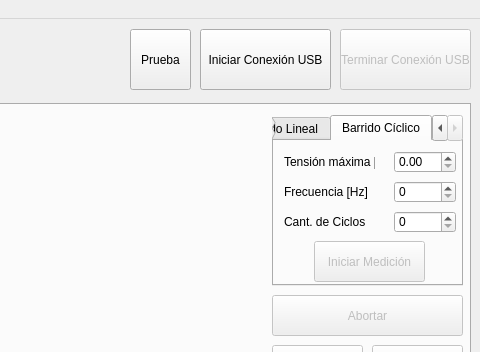
This is qt/mainwindow.ui in potenciostato/potenciostato as Qt 5 draws it before an edit; both pictures show x 320 to 800 and y 0 to 352 of the 800 by 600 pixel window. The edited form follows.
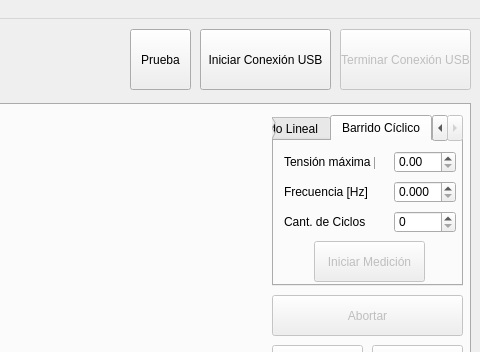
This is the edited form. The open tabs and pages were chosen to show the change. Custom widgets are drawn as their Qt base class.

What changed in the file:
```diff
--- a/qt/mainwindow.ui
+++ b/qt/mainwindow.ui
@@ -260,10 +260,10 @@
          </rect>
         </property>
         <property name="decimals">
-         <number>0</number>
+         <number>3</number>
         </property>
         <property name="maximum">
-         <double>10000.000000000000000</double>
+         <double>16777.215000000000146</double>
         </property>
         <property name="singleStep">
          <double>1.000000000000000</double>
```
Left out of the diff: 4 changed lines with no effect on the pictures.
